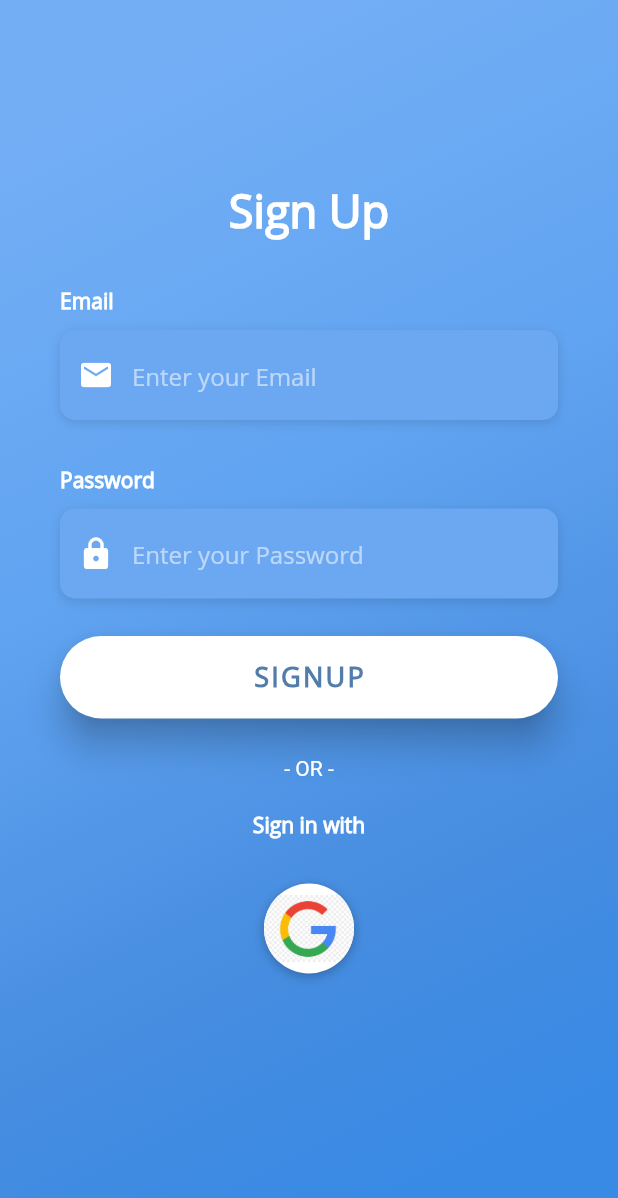
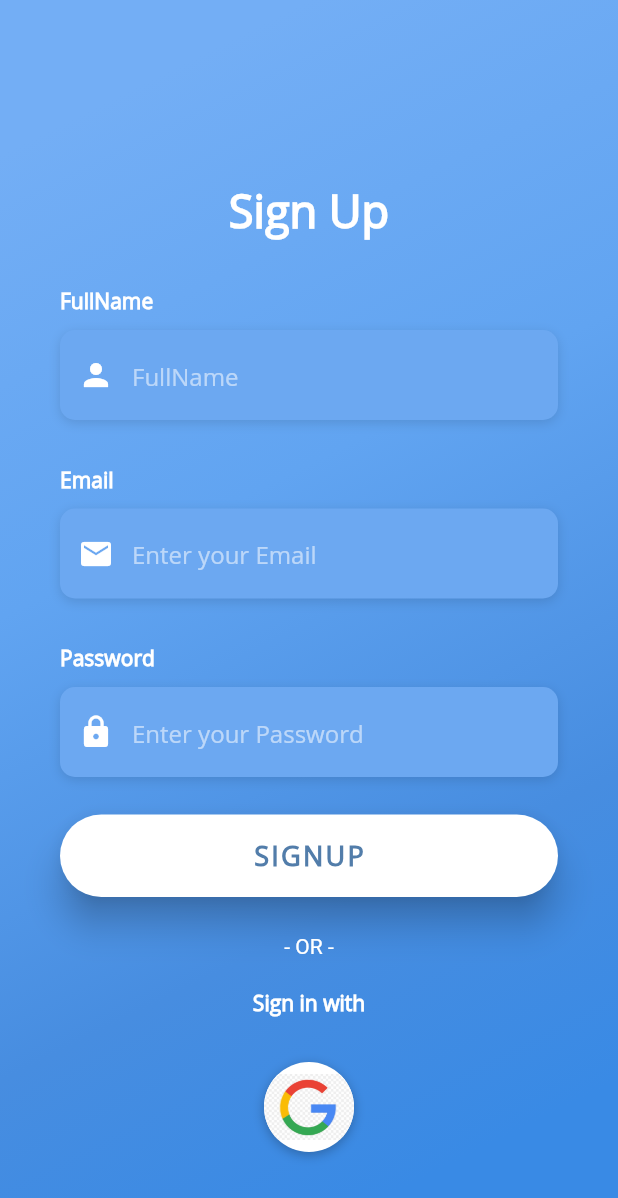
Before and after one commit to Zorawar920/sas_application, a Flutter app: the Signup screen opened directly, on a phone screen of 412 x 824 dp. Shown: the top 1198 px of the screen. Run offline on Flutter 3.47's test engine with Material 2 defaults, Android fonts, the phone set to English and light mode, and no system bars; our stand-ins replace cloud_firestore, firebase_auth, firebase_core, simple_animations; accounts and stored records are empty.

Commit message:
CP8117P11-3

```diff
--- a/lib/Signup.dart
+++ b/lib/Signup.dart
@@ -23,6 +23,7 @@ class Signupstatus extends ChangeNotifier {}
 class SignupState extends State<Signup> {
   var myEmailController = TextEditingController();
   var myPasswordController = TextEditingController();
+  var myNameController = TextEditingController();
 
   // ignore: non_constant_identifier_names
   Widget SignUpBtn() {
@@ -96,6 +97,69 @@ class SignupState extends State<Signup> {
           ),
         ),
       ],
+    );
+  }
+
+  Widget buildFullName() {
+    return Column(
+      crossAxisAlignment: CrossAxisAlignment.start,
+      children: <Widget>[
+        Text(
+          'FullName',
+          style: labelStyle,
+        ),
+        SizedBox(height: 10.0),
+        Container(
+          alignment: Alignment.centerLeft,
+          decoration: boxDecorationStyle,
+          height: 60.0,
+          child: TextField(
+            controller: myNameController,
+            keyboardType: TextInputType.emailAddress,
+            style: TextStyle(
+              color: Colors.white,
+              fontFamily: 'OpenSans',
+            ),
+            decoration: InputDecoration(
+              border: InputBorder.none,
+              contentPadding: EdgeInsets.only(top: 14.0),
+              prefixIcon: Icon(
+                Icons.person,
+                color: Colors.white,
+              ),
+              hintText: 'FullName',
+              hintStyle: hintTextStyle,
+            ),
+          ),
+        ),
+      ],
+    );
+  }
+
+  Widget buildSocialBtn(AssetImage logo) {
+    return GestureDetector(
+      onTap: () => {print("Added Google Support")}, //Google SignIn Goes here
+      child: Padding(
+        padding: EdgeInsets.symmetric(vertical: 30.0),
+        child: Container(
+          height: 60.0,
+          width: 60.0,
+          decoration: BoxDecoration(
+            shape: BoxShape.circle,
+            color: Colors.white,
+            boxShadow: [
+              BoxShadow(
+                color: Colors.black26,
+                offset: Offset(0, 2),
+                blurRadius: 6.0,
+              ),
+            ],
+            image: DecorationImage(
+              image: logo,
+            ),
+          ),
+        ),
+      ),
     );
   }
 
@@ -173,6 +237,8 @@ class SignupState extends State<Signup> {
                         ),
                       ),
                       SizedBox(height: 30.0),
+                      buildFullName(),
+                      SizedBox(height: 30.0),
                       buildEmailLoginSignup(),
                       SizedBox(
                         height: 30.0,
@@ -180,7 +246,11 @@ class SignupState extends State<Signup> {
                       buildPasswordLoginSigup(),
                       SignUpBtn(),
                       buildSignInWithText(),
-                      buildSocialBtnRow(),
+                      buildSocialBtn(
+                        AssetImage(
+                          'assets/logos/google.jpg',
+                        ),
+                      ),
                     ],
                   ),
                 ),
--- a/lib/main.dart
+++ b/lib/main.dart
@@ -135,7 +135,7 @@ class _MyHomePageState extends State<MyHomePage> {
                         style: TextStyle(
                             fontSize: 50,
                             color: Colors.white,
-                            fontFamily: 'SigmarOneRegular'),
+                            fontFamily: 'Roboto-Bold'),
                       ),
                       SizedBox(height: 90),
                       StartLoginBtn(),
```
Also changed, not shown: lib/Login.dart (+87 -16 lines), lib/Services/Authentication_service.dart (added, +27 -0 lines), lib/Uniformity/Widgets.dart (+19 -46 lines).
